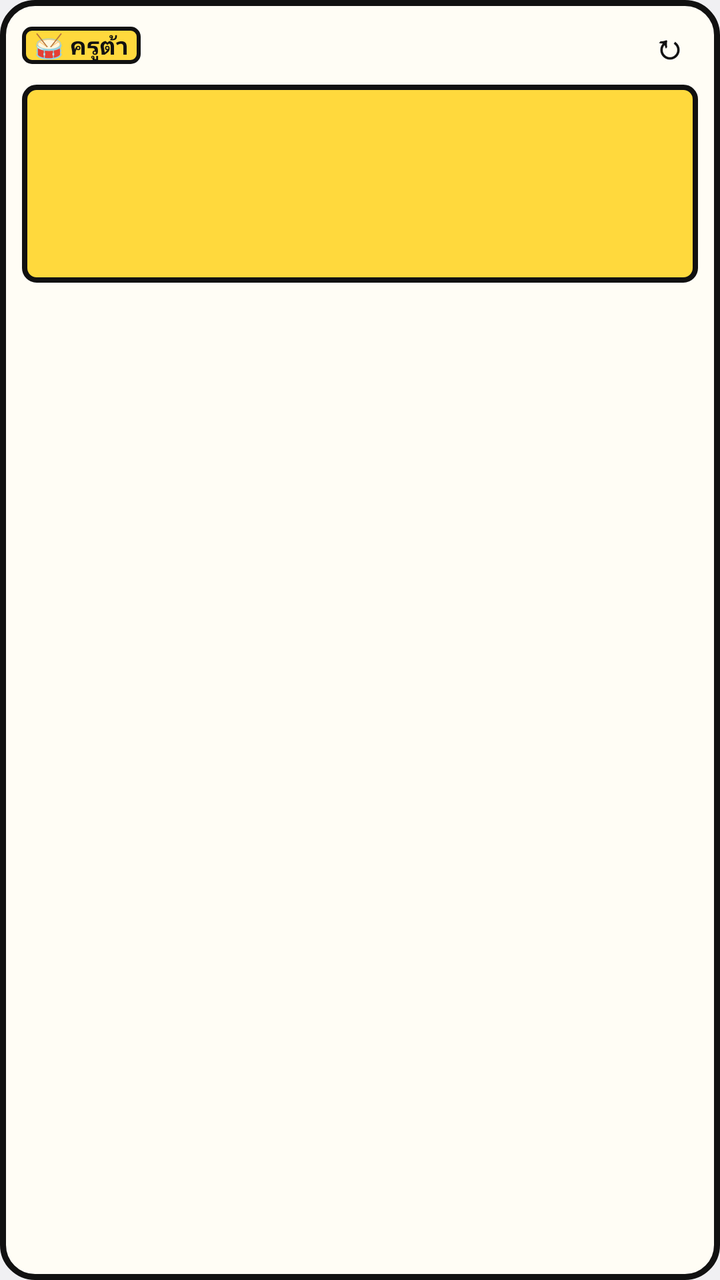
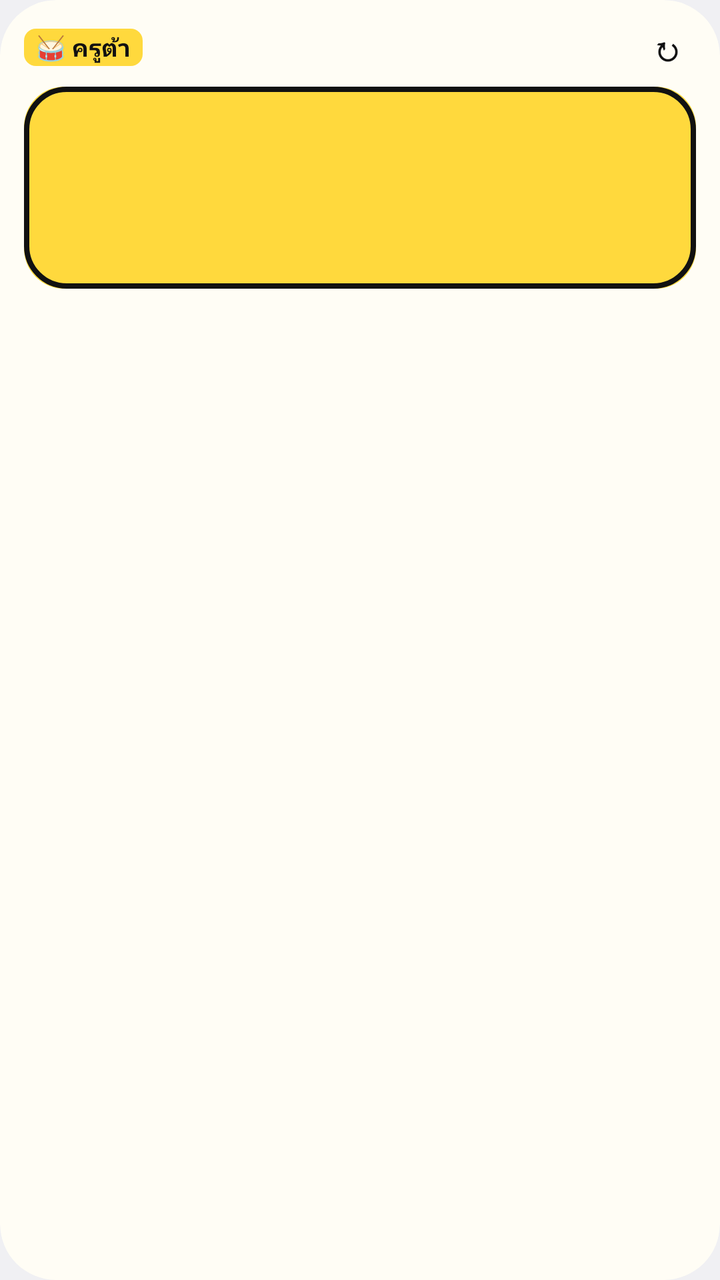

Compare the two renders of this Android layout. The source of the first and the diff that turns it into the second are given below.
<!-- AndroidManifest.xml: application theme android:Theme.DeviceDefault.DayNight -->
<!-- res/layout/widget_small.xml -->
<?xml version="1.0" encoding="utf-8"?>
<LinearLayout xmlns:android="http://schemas.android.com/apk/res/android"
    android:id="@+id/root"
    android:layout_width="match_parent"
    android:layout_height="match_parent"
    android:background="@drawable/bg_card"
    android:orientation="vertical"
    android:padding="11dp">
    <LinearLayout
        android:layout_width="match_parent"
        android:layout_height="wrap_content"
        android:gravity="center_vertical"
        android:orientation="horizontal">
        <TextView
            android:layout_width="wrap_content"
            android:layout_height="wrap_content"
            android:background="@drawable/bg_chip"
            android:paddingHorizontal="6dp"
            android:paddingVertical="1dp"
            android:text="🥁 ครูต้า"
            android:textColor="@color/on_yel"
            android:textSize="12sp"
            android:textStyle="bold" />
        <TextView
            android:id="@+id/summary"
            android:layout_width="0dp"
            android:layout_height="wrap_content"
            android:layout_weight="1"
            android:layout_marginStart="8dp"
            android:maxLines="1"
            android:ellipsize="end"
            android:textColor="@color/muted"
            android:textSize="11sp"
            android:textStyle="bold" />
        <TextView
            android:id="@+id/refresh"
            android:layout_width="wrap_content"
            android:layout_height="wrap_content"
            android:paddingHorizontal="6dp"
            android:text="↻"
            android:textColor="@color/ink"
            android:textSize="17sp"
            android:textStyle="bold" />
    </LinearLayout>
    <LinearLayout
        android:id="@+id/next_box"
        android:layout_width="match_parent"
        android:layout_height="wrap_content"
        android:layout_marginTop="8dp"
        android:background="@drawable/bg_next"
        android:orientation="vertical"
        android:paddingHorizontal="10dp"
        android:paddingVertical="7dp">
        <TextView
            android:id="@+id/label"
            android:layout_width="wrap_content"
            android:layout_height="wrap_content"
            android:maxLines="1"
            android:textColor="@color/on_yel"
            android:textSize="11.5sp"
            android:textStyle="bold" />
        <TextView
            android:id="@+id/time"
            android:layout_width="wrap_content"
            android:layout_height="wrap_content"
            android:includeFontPadding="false"
            android:textColor="@color/on_yel"
            android:textSize="28sp"
            android:textStyle="bold" />
        <TextView
            android:id="@+id/name"
            android:layout_width="match_parent"
            android:layout_height="wrap_content"
            android:ellipsize="end"
            android:maxLines="1"
            android:textColor="@color/on_yel"
            android:textSize="16sp"
            android:textStyle="bold" />
        <TextView
            android:id="@+id/place"
            android:layout_width="match_parent"
            android:layout_height="wrap_content"
            android:ellipsize="end"
            android:maxLines="1"
            android:textColor="@color/on_yel"
            android:textSize="11sp" />
    </LinearLayout>
</LinearLayout>
<!-- resources referenced by this layout -->
<resources>
  <color name="ink">#111111</color>
  <color name="muted">#5A5A5A</color>
  <color name="on_yel">#111111</color>
  <!-- drawable bg_card (drawable) -->
  <?xml version="1.0" encoding="utf-8"?>
  <shape xmlns:android="http://schemas.android.com/apk/res/android" android:shape="rectangle">
      <solid android:color="@color/paper" />
      <stroke android:width="3dp" android:color="@color/line" />
      <corners android:radius="16dp" />
  </shape>
  <!-- drawable bg_chip (drawable) -->
  <?xml version="1.0" encoding="utf-8"?>
  <shape xmlns:android="http://schemas.android.com/apk/res/android" android:shape="rectangle">
      <solid android:color="@color/yel" />
      <stroke android:width="2dp" android:color="@color/on_yel" />
      <corners android:radius="4dp" />
  </shape>
  <!-- drawable bg_next (drawable) -->
  <?xml version="1.0" encoding="utf-8"?>
  <shape xmlns:android="http://schemas.android.com/apk/res/android" android:shape="rectangle">
      <solid android:color="@color/yel" />
      <stroke android:width="2.5dp" android:color="@color/on_yel" />
      <corners android:radius="6dp" />
  </shape>
  <color name="paper">#FFFDF5</color>
  <color name="line">#111111</color>
  <color name="yel">#FFD93D</color>
</resources>

<!-- the commit's change to res/layout/widget_small.xml (unified diff, before → after) -->
@@ -1,17 +1,19 @@
 <?xml version="1.0" encoding="utf-8"?>
 <LinearLayout xmlns:android="http://schemas.android.com/apk/res/android"
-    android:id="@+id/root"
+    android:id="@android:id/background"
+    android:clipToOutline="true"
     android:layout_width="match_parent"
     android:layout_height="match_parent"
     android:background="@drawable/bg_card"
     android:orientation="vertical"
-    android:padding="11dp">
+    android:padding="12dp">
     <LinearLayout
         android:layout_width="match_parent"
         android:layout_height="wrap_content"
         android:gravity="center_vertical"
         android:orientation="horizontal">
         <TextView
+            android:id="@+id/chip"
             android:layout_width="wrap_content"
             android:layout_height="wrap_content"
             android:background="@drawable/bg_chip"
@@ -43,14 +45,20 @@
             android:textStyle="bold" />
     </LinearLayout>
     <LinearLayout
-        android:id="@+id/next_box"
+        android:id="@+id/next_fill"
         android:layout_width="match_parent"
         android:layout_height="wrap_content"
         android:layout_marginTop="8dp"
         android:background="@drawable/bg_next"
+        android:orientation="vertical">
+    <LinearLayout
+        android:id="@+id/next_box"
+        android:layout_width="match_parent"
+        android:layout_height="wrap_content"
+        android:background="@drawable/bg_next_line"
         android:orientation="vertical"
-        android:paddingHorizontal="10dp"
-        android:paddingVertical="7dp">
+        android:paddingHorizontal="11dp"
+        android:paddingVertical="8dp">
         <TextView
             android:id="@+id/label"
             android:layout_width="wrap_content"
@@ -85,4 +93,5 @@
             android:textColor="@color/on_yel"
             android:textSize="11sp" />
     </LinearLayout>
+    </LinearLayout>
 </LinearLayout>
<!-- resource entries referenced after the edit -->
@@ -7,25 +7,28 @@
   <?xml version="1.0" encoding="utf-8"?>
   <shape xmlns:android="http://schemas.android.com/apk/res/android" android:shape="rectangle">
       <solid android:color="@color/paper" />
-      <stroke android:width="3dp" android:color="@color/line" />
-      <corners android:radius="16dp" />
+      <corners android:radius="@android:dimen/system_app_widget_background_radius" />
   </shape>
   <!-- drawable bg_chip (drawable) -->
   <?xml version="1.0" encoding="utf-8"?>
   <shape xmlns:android="http://schemas.android.com/apk/res/android" android:shape="rectangle">
       <solid android:color="@color/yel" />
-      <stroke android:width="2dp" android:color="@color/on_yel" />
-      <corners android:radius="4dp" />
+      <corners android:radius="6dp" />
   </shape>
   <!-- drawable bg_next (drawable) -->
   <?xml version="1.0" encoding="utf-8"?>
   <shape xmlns:android="http://schemas.android.com/apk/res/android" android:shape="rectangle">
       <solid android:color="@color/yel" />
+      <corners android:radius="@android:dimen/system_app_widget_inner_radius" />
+  </shape>
+  <!-- drawable bg_next_line (drawable) -->
+  <?xml version="1.0" encoding="utf-8"?>
+  <shape xmlns:android="http://schemas.android.com/apk/res/android" android:shape="rectangle">
+      <solid android:color="@android:color/transparent" />
       <stroke android:width="2.5dp" android:color="@color/on_yel" />
-      <corners android:radius="6dp" />
+      <corners android:radius="@android:dimen/system_app_widget_inner_radius" />
   </shape>
   <color name="paper">#FFFDF5</color>
-  <color name="line">#111111</color>
   <color name="yel">#FFD93D</color>
 </resources>
 
